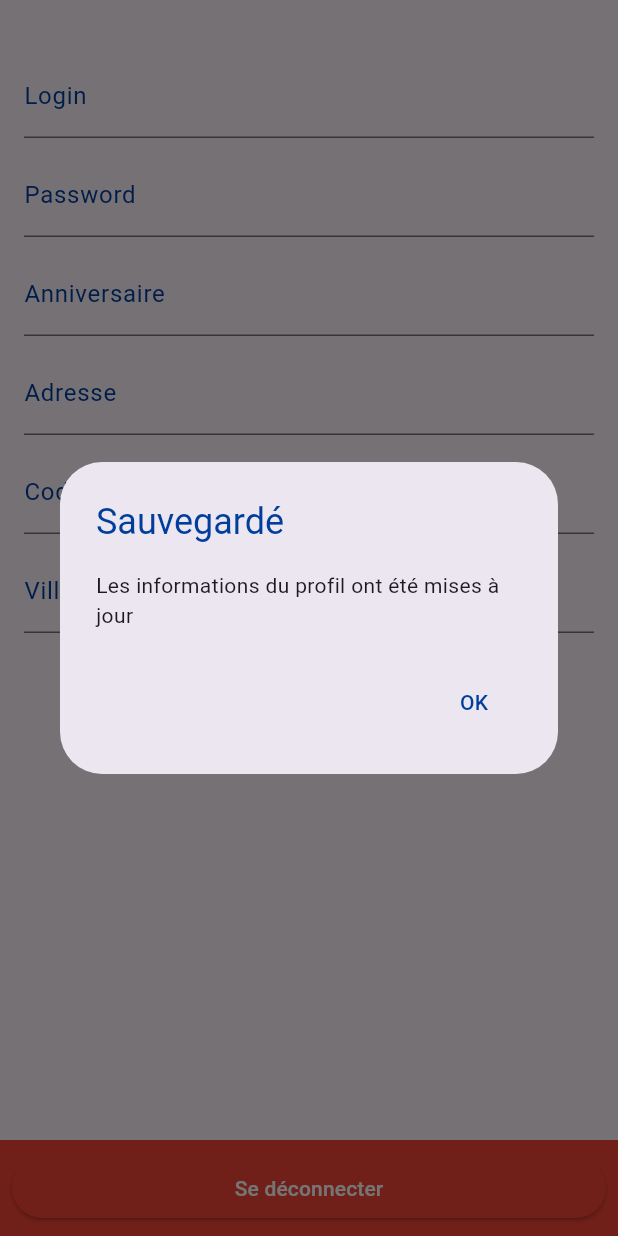
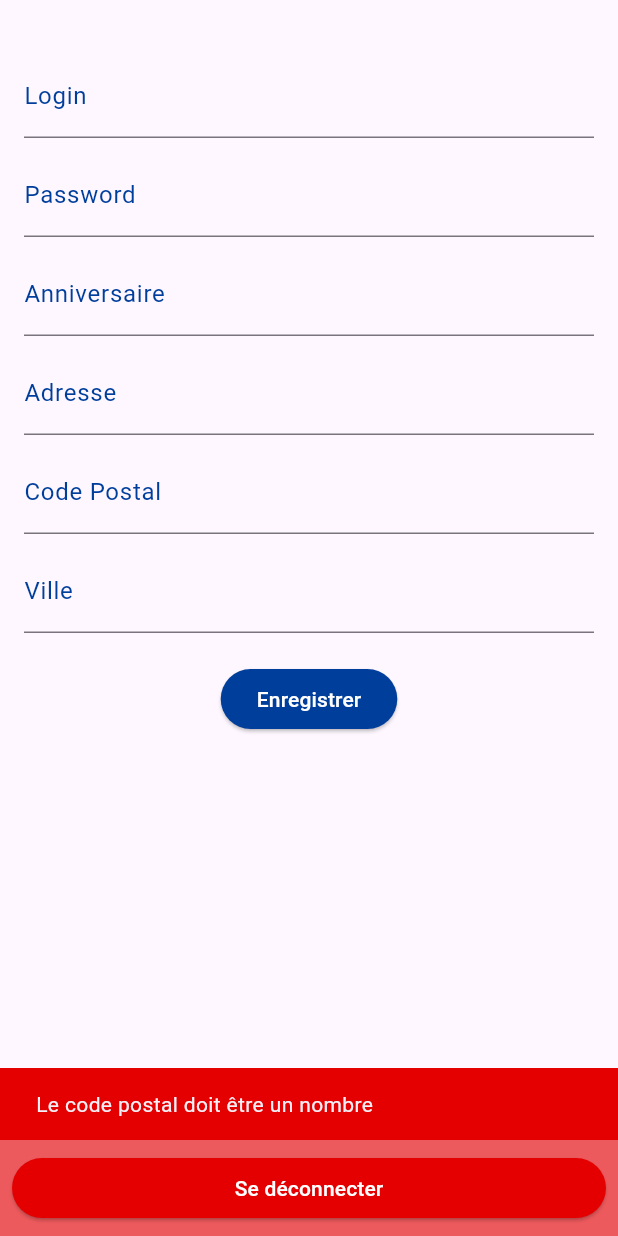
Before and after one commit to RemyBENALOUANE/flutter_application, a Flutter app: the ProfilPage screen opened directly with empty values, after a tap on "Enregistrer", on a phone screen of 412 x 824 dp. Run offline on Flutter 3.47's test engine with Material 3 defaults, Android fonts, the phone set to English and light mode, and no system bars; our stand-ins replace cloud_firestore, firebase_core; accounts and stored records are empty.

Commit message:
Add check sur le code postal

```diff
--- a/lib/profil_page.dart
+++ b/lib/profil_page.dart
@@ -185,7 +185,7 @@ class _ProfilPageState extends State<ProfilPage> {
         ),
       ),
       bottomNavigationBar: Container(
-        color: Colors.red,
+        color: Color.fromARGB(162, 228, 0, 0),
         child: Padding(
           padding: const EdgeInsets.all(8.0),
           child: ElevatedButton(
@@ -194,7 +194,7 @@ class _ProfilPageState extends State<ProfilPage> {
               logoutFunction();
             },
             style: ElevatedButton.styleFrom(
-              primary: Colors.red,
+              primary: Color.fromARGB(255, 228, 0, 0),
               onPrimary: Colors.white,
             ),
             child: Text('Se déconnecter'),
@@ -205,6 +205,18 @@ class _ProfilPageState extends State<ProfilPage> {
   }
 
   void updateUserData() async {
+    // Vérifier si le code postal est un nombre
+    if (!isNumeric(_codePostalController.text)) {
+      ScaffoldMessenger.of(context).showSnackBar(
+        SnackBar(
+          content: Text('Le code postal doit être un nombre'),
+          backgroundColor: Color.fromARGB(255, 228, 0, 0),
+          duration: Duration(seconds: 4),
+        ),
+      );
+      return;
+    }
+
     // Mettre à jour les données de l'utilisateur sur Firebase
     await FirebaseFirestore.instance.collection('user').doc(widget.userId).set({
       'login': _loginController.text,
@@ -215,33 +227,20 @@ class _ProfilPageState extends State<ProfilPage> {
       'ville': _villeController.text,
     }, SetOptions(merge: true));
 
-    // Afficher une boîte de dialogue pour indiquer que les données ont été mises à jour
-    showDialog(
-      context: context,
-      builder: (BuildContext context) {
-        return AlertDialog(
-          title: Text(
-            'Sauvegardé',
-            style: TextStyle(
-              color: Color.fromARGB(255, 0, 62, 156), // Couleur bleue pour le titre
-            ),
-          ),
-          content: Text('Les informations du profil ont été mises à jour'),
-          actions: [
-            TextButton(
-              onPressed: () {
-                Navigator.of(context).pop();
-              },
-              child: Text(
-                'OK',
-                style: TextStyle(
-                  color: Color.fromARGB(255, 0, 62, 156), // Couleur bleue pour le texte du bouton
-                ),
-              ),
-            ),
-          ],
-        );
-      },
+    // Afficher un snackbar pour indiquer que les données ont été mises à jour
+    ScaffoldMessenger.of(context).showSnackBar(
+      SnackBar(
+        content: Text('Les informations du profil ont été mises à jour'),
+        backgroundColor: Color.fromARGB(255, 0, 62, 156),
+      ),
     );
   }
+
+  // Fonction utilitaire pour vérifier si une chaîne est numérique
+  bool isNumeric(String s) {
+    if (s == null) {
+      return false;
+    }
+    return double.tryParse(s) != null;
+  }
 }
```
